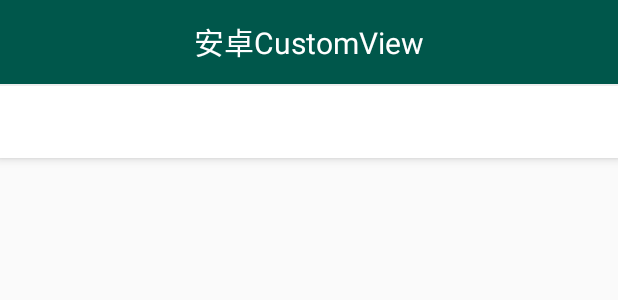
After one commit to longyinzaitian/AndroidCustomViews, an Android app: the layout activity_cor_view_pager.xml on its own in the app's theme, with its tools: preview values and no code run, on a phone screen of 412 x 824 dp. The commit adds this screen. Shown: the top 300 px of the screen. Run offline under Robolectric (Android 15) with nearby library versions, the phone set to English and light mode, and no system bars.

Commit message:
add cor with viewpager

```diff
--- a/app/src/main/AndroidManifest.xml
+++ b/app/src/main/AndroidManifest.xml
@@ -22,6 +22,7 @@
         <activity android:name=".rvpg.CorNormalActivity" />
         <activity android:name=".image.CircleImageActivity"/>
         <activity android:name=".rvpg.CorToolBarActivity"/>
+        <activity android:name=".rvpg.CorViewPagerActivity"/>
     </application>
 
 </manifest>
--- a/app/src/main/java/com/example/customview/rvpg/RvAndVpFragment.java
+++ b/app/src/main/java/com/example/customview/rvpg/RvAndVpFragment.java
@@ -32,6 +32,9 @@ public class RvAndVpFragment extends BaseFragment {
 
     @BindView(R.id.btn_normal_toolbar)
     Button btnToolbar;
+
+    @BindView(R.id.btn_normal_tab)
+    Button btnViewPager;
 
     private static RvAndVpFragment mInstance = null;
     public RvAndVpFragment() {
@@ -69,6 +72,7 @@ public class RvAndVpFragment extends BaseFragment {
         super.onViewCreated(view, savedInstanceState);
         btnNormal.setOnClickListener((View v) -> startActivity(new Intent(getContext(), CorNormalActivity.class)));
         btnToolbar.setOnClickListener((View v) -> startActivity(new Intent(getContext(), CorToolBarActivity.class)));
+        btnViewPager.setOnClickListener((View v) -> startActivity(new Intent(getContext(), CorViewPagerActivity.class)));
         btnExp1.setOnClickListener((View v) -> System.out.println("car detail fragment. btx exp1"));
     }
 }
--- /dev/null
+++ b/app/src/main/res/layout/activity_cor_view_pager.xml
@@ -0,0 +1,54 @@
+<?xml version="1.0" encoding="utf-8"?>
+<android.support.design.widget.CoordinatorLayout
+    xmlns:android="http://schemas.android.com/apk/res/android"
+    xmlns:app="http://schemas.android.com/apk/res-auto"
+    xmlns:tools="http://schemas.android.com/tools"
+    android:layout_width="match_parent"
+    android:layout_height="match_parent"
+    tools:context=".rvpg.CorViewPagerActivity">
+
+    <android.support.design.widget.AppBarLayout
+        android:layout_width="match_parent"
+        android:layout_height="wrap_content">
+
+        <android.support.design.widget.CollapsingToolbarLayout
+            android:layout_width="match_parent"
+            android:layout_height="wrap_content"
+            app:layout_scrollFlags="scroll|enterAlways">
+
+            <FrameLayout
+                android:layout_width="match_parent"
+                android:layout_height="wrap_content">
+
+                <include
+                    layout="@layout/include_layout_toolbar"/>
+
+            </FrameLayout>
+
+        </android.support.design.widget.CollapsingToolbarLayout>
+
+        <android.support.design.widget.TabLayout
+            android:id="@+id/tab_layout"
+            android:layout_width="match_parent"
+            android:layout_height="wrap_content"
+            app:tabBackground="@android:color/white"
+            app:tabMode="scrollable"
+            app:tabGravity="center"
+            android:background="@android:color/white"
+            />
+        <View
+            android:layout_width="match_parent"
+            android:layout_height="1px"
+            android:background="@color/gray_light"
+            android:visibility="gone"
+            />
+    </android.support.design.widget.AppBarLayout>
+
+    <android.support.v4.view.ViewPager
+        android:id="@+id/view_pager"
+        android:layout_width="match_parent"
+        android:layout_height="match_parent"
+        app:layout_behavior="@string/appbar_scrolling_view_behavior"
+        />
+
+</android.support.design.widget.CoordinatorLayout>
--- a/app/src/main/res/layout/fragment_pager.xml
+++ b/app/src/main/res/layout/fragment_pager.xml
@@ -1,5 +1,6 @@
 <?xml version="1.0" encoding="utf-8"?>
 <LinearLayout xmlns:android="http://schemas.android.com/apk/res/android"
+    xmlns:app="http://schemas.android.com/apk/res-auto"
     android:orientation="vertical"
     android:layout_width="match_parent"
     android:layout_height="match_parent">
@@ -9,7 +10,8 @@
         android:layout_width="match_parent"
         android:layout_height="match_parent"
         android:scrollbars="none"
-        android:overScrollMode="ifContentScrolls"
+        android:overScrollMode="always"
+        app:layoutManager="android.support.v7.widget.LinearLayoutManager"
         />
 
 </LinearLayout>
--- a/app/src/main/res/values/strings.xml
+++ b/app/src/main/res/values/strings.xml
@@ -5,5 +5,7 @@
     <string name="jike">即刻点赞效果</string>
     <string name="coord">协调布局相关</string>
     <string name="cor_tool_bar">ToolBar协调布局</string>
+    <string name="cor_view_pager">结合ViewPager协调布局</string>
 
+    <string name="pager_title">标题栏</string>
 </resources>
```
Also changed, not shown: app/src/main/java/com/example/customview/rvpg/CorViewPagerActivity.kt (added, +52 -0 lines), app/src/main/java/com/example/customview/rvpg/PagerFragment.kt (+17 -3 lines), app/src/main/java/com/example/customview/rvpg/ViewPagerAdapter.kt (added, +31 -0 lines), app/src/main/res/layout/fragment_card_detail.xml (+7 -0 lines).
